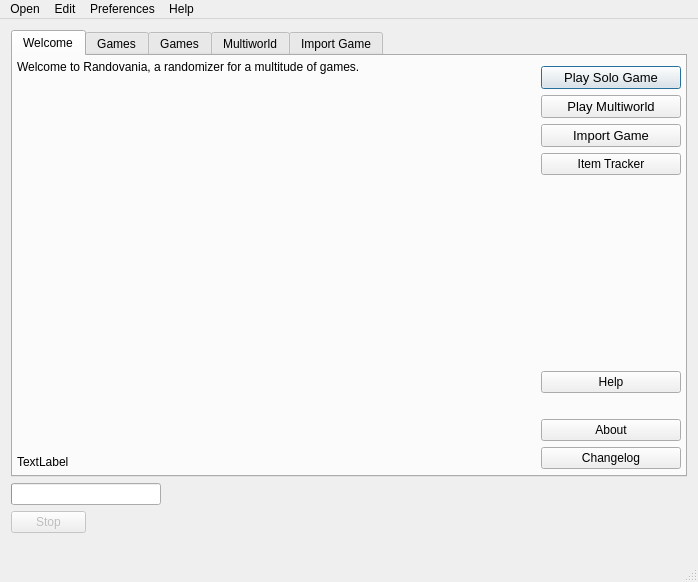
The window that randovania/gui/ui_files/main_window.ui (Miepee/randovania) describes before a commit, drawn with Qt 5.
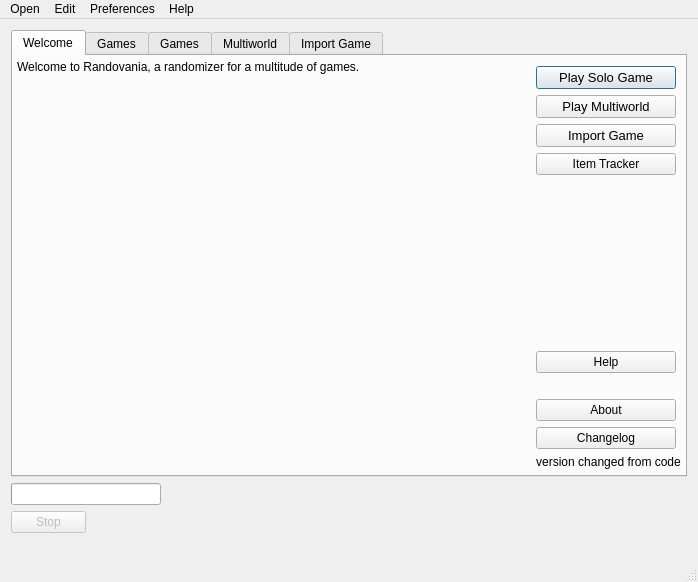
The same window after the commit. Custom widgets are drawn as their Qt base class.

Commit message: transparent icon + move version

What changed in the file:
```diff
--- a/randovania/gui/ui_files/main_window.ui
+++ b/randovania/gui/ui_files/main_window.ui
@@ -130,16 +130,6 @@
             </item>
             <item>
              <layout class="QHBoxLayout" name="intro_bottom_layout">
-              <item>
-               <widget class="QLabel" name="intro_version_label">
-                <property name="text">
-                 <string>TextLabel</string>
-                </property>
-                <property name="alignment">
-                 <set>Qt::AlignmentFlag::AlignBottom|Qt::AlignmentFlag::AlignLeading|Qt::AlignmentFlag::AlignLeft</set>
-                </property>
-               </widget>
-              </item>
               <item>
                <widget class="QLabel" name="intro_image_label">
                 <property name="sizePolicy">
@@ -161,7 +151,7 @@
            </layout>
           </item>
           <item>
-           <layout class="QVBoxLayout" name="button_layout" stretch="0,0,0,0,0,0,0,0,0">
+           <layout class="QVBoxLayout" name="button_layout" stretch="0,0,0,0,0,0,0,0,0,0">
             <property name="sizeConstraint">
              <enum>QLayout::SizeConstraint::SetFixedSize</enum>
             </property>
@@ -375,6 +365,28 @@
               </property>
              </widget>
             </item>
+            <item>
+             <widget class="QLabel" name="intro_version_label">
+              <property name="sizePolicy">
+               <sizepolicy hsizetype="Fixed" vsizetype="Preferred">
+                <horstretch>0</horstretch>
+                <verstretch>0</verstretch>
+               </sizepolicy>
+              </property>
+              <property name="minimumSize">
+               <size>
+                <width>140</width>
+                <height>0</height>
+               </size>
+              </property>
+              <property name="text">
+               <string>version changed from code</string>
+              </property>
+              <property name="alignment">
+               <set>Qt::AlignmentFlag::AlignBottom|Qt::AlignmentFlag::AlignHCenter</set>
+              </property>
+             </widget>
+            </item>
            </layout>
           </item>
          </layout>
```
Left out of the diff: 4 changed lines with no effect on the pictures. The commit also changes 1 other file.
